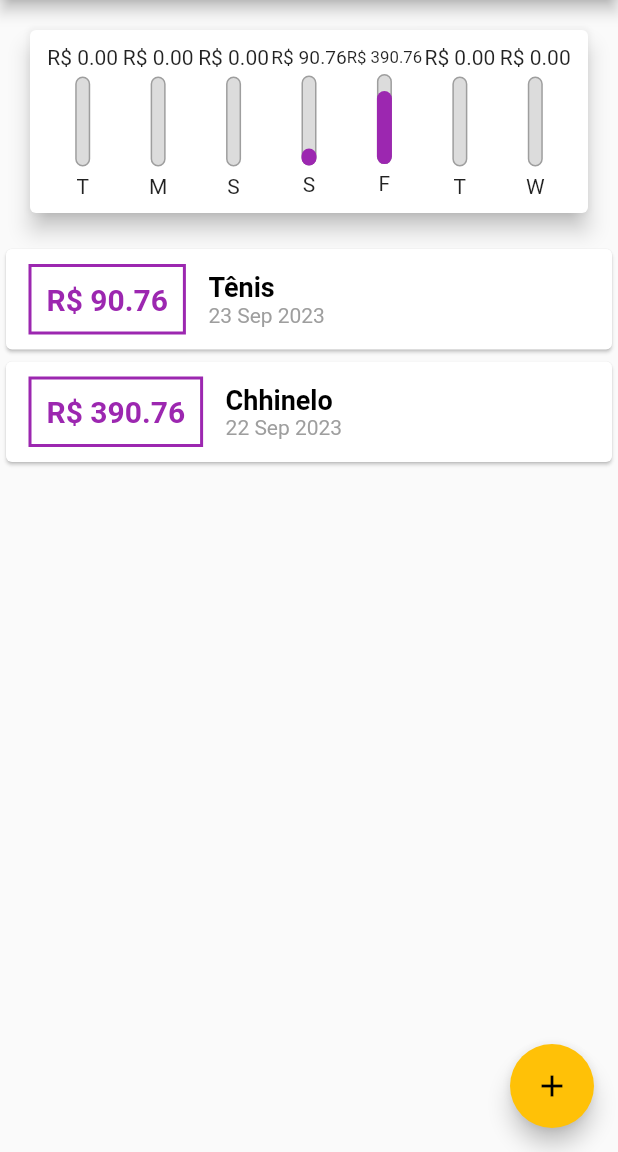
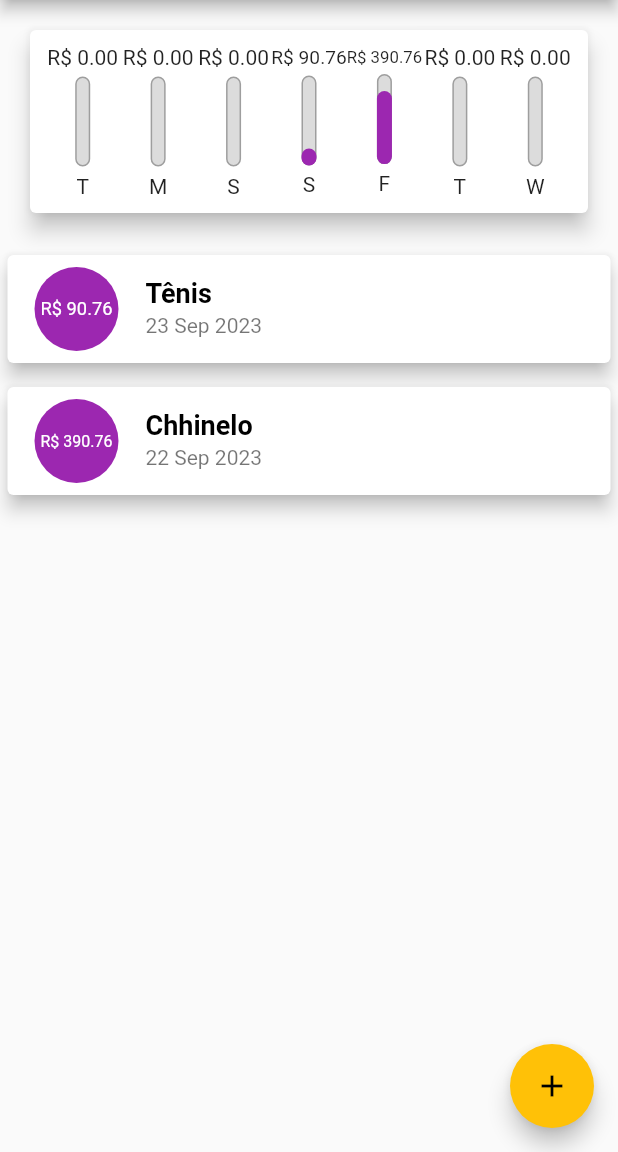
Before and after one commit to AfonsoMachado/personal_expenses, a Flutter app: the screen it shows after launch, on a phone screen of 412 x 824 dp, the part 84-1236 px from its top. Run offline on Flutter 3.47's test engine with Material 2 defaults, Android fonts, the phone set to English and light mode, and no system bars; Roboto replaces fonts that are missing (OpenSans).

Commit message:
refactor: list style

```diff
--- a/lib/components/chart.dart
+++ b/lib/components/chart.dart
@@ -46,8 +46,7 @@ class Chart extends StatelessWidget {
         child: Row(
           mainAxisAlignment: MainAxisAlignment.spaceAround,
           children: groupedTransactions
-              .map((tr) => Flexible(
-                    fit: FlexFit.tight,
+              .map((tr) => Expanded(
                     child: ChartBar(
                       label: tr['day'] as String,
                       value: tr['value'] as double,
--- a/lib/components/transaction_list.dart
+++ b/lib/components/transaction_list.dart
@@ -41,40 +41,27 @@ class TransactionList extends StatelessWidget {
               itemBuilder: (ctx, index) {
                 final tr = transactions[index];
                 return Card(
-                  child: Row(
-                    children: [
-                      Container(
-                        margin: const EdgeInsets.symmetric(
-                            horizontal: 15, vertical: 10),
-                        decoration: BoxDecoration(
-                            border: Border.all(
-                          color: Theme.of(context).colorScheme.primary,
-                          width: 2,
+                  elevation: 5,
+                  margin:
+                      const EdgeInsets.symmetric(vertical: 8, horizontal: 5),
+                  child: ListTile(
+                    leading: CircleAvatar(
+                      backgroundColor: Theme.of(context).colorScheme.primary,
+                      radius: 30,
+                      child: Padding(
+                        padding: const EdgeInsets.all(6.0),
+                        child: FittedBox(
+                            child: Text(
+                          'R\$ ${tr.value}',
+                          style: const TextStyle(color: Colors.white),
                         )),
-                        padding: const EdgeInsets.all(10),
-                        child: Text(
-                          'R\$ ${tr.value.toStringAsFixed(2)}',
-                          style: TextStyle(
-                            fontWeight: FontWeight.bold,
-                            fontSize: 20,
-                            color: Theme.of(context).colorScheme.primary,
-                          ),
-                        ),
                       ),
-                      Column(
-                        crossAxisAlignment: CrossAxisAlignment.start,
-                        children: [
-                          Text(
-                            tr.title,
-                            style: Theme.of(context).textTheme.titleLarge,
-                          ),
-                          Text(
-                            DateFormat('d MMM y').format(tr.date),
-                            style: const TextStyle(color: Colors.grey),
-                          )
-                        ],
-                      )
-                    ],
+                    ),
+                    title: Text(
+                      tr.title,
+                      style: Theme.of(context).textTheme.titleLarge,
+                    ),
+                    subtitle: Text(DateFormat('d MMM y').format(tr.date)),
                   ),
                 );
               },
```
